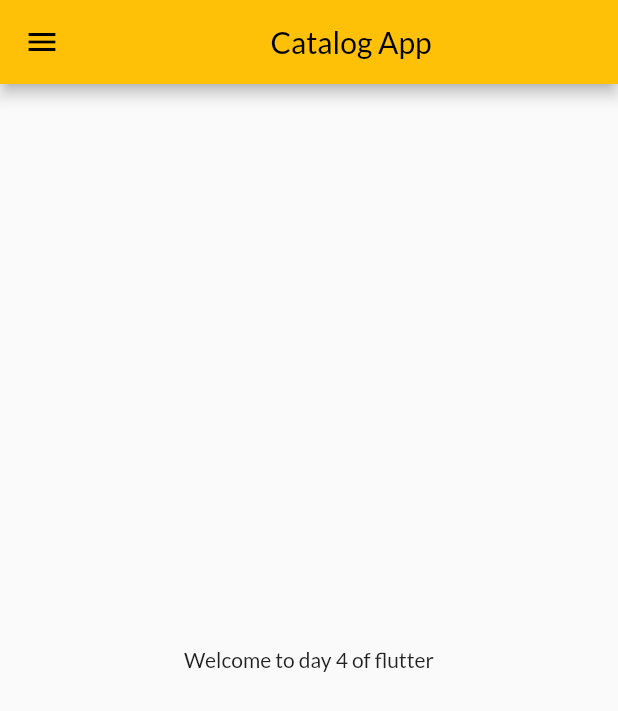
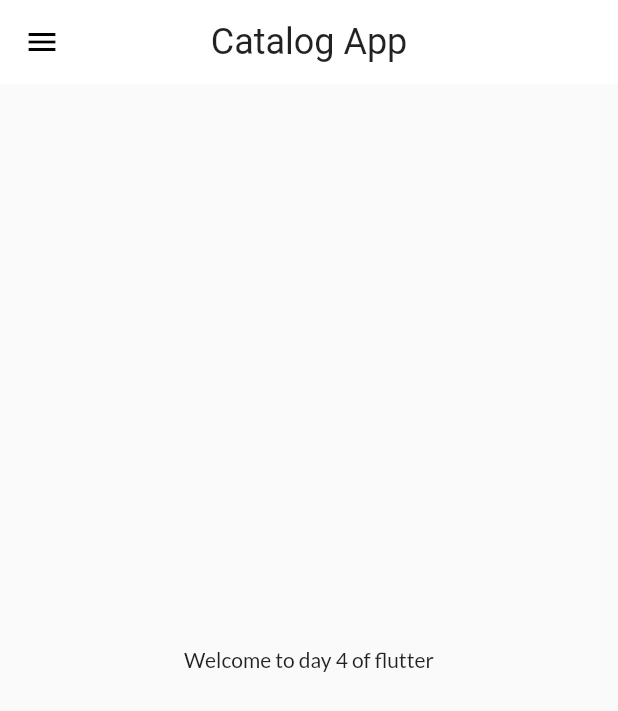
Before and after one commit to thetrickuser/flutter_catalog, a Flutter app: the screen it shows after launch, on a phone screen of 412 x 824 dp. Shown: the top 711 px of the screen. Run offline on Flutter 3.47's test engine with Material 2 defaults, Android fonts, the phone set to English and light mode, and no system bars; our stand-ins replace google_fonts.

Commit message:
Moved themes to its own file

```diff
--- a/lib/main.dart
+++ b/lib/main.dart
@@ -2,6 +2,7 @@ import 'package:flutter/material.dart';
 import 'package:flutter_catalog/pages/login_page.dart';
 import 'package:flutter_catalog/pages/home_page.dart';
 import 'package:flutter_catalog/utils/routes.dart';
+import 'package:flutter_catalog/widgets/themes.dart';
 import 'package:google_fonts/google_fonts.dart';
 
 void main(List<String> args) {
@@ -15,9 +16,7 @@ class MyApp extends StatelessWidget {
   Widget build(BuildContext context) {
     return MaterialApp(
       themeMode: ThemeMode.light,
-      theme: ThemeData(
-          primarySwatch: Colors.amber,
-          fontFamily: GoogleFonts.lato().fontFamily),
+      theme: MyTheme.lightTheme(context),
       initialRoute: MyRoutes.homeRoute,
       routes: {
         "/": (context) => LoginPage(),
--- a/lib/pages/home_page.dart
+++ b/lib/pages/home_page.dart
@@ -10,13 +10,11 @@ class HomePage extends StatelessWidget {
     const int day = 4;
     return Scaffold(
       appBar: AppBar(
-        title: const Center(
-            child: Text(
-          "Catalog App",
-          textDirection: TextDirection.ltr,
-          textAlign: TextAlign.center,
-        )),
-      ),
+          title: Text(
+        "Catalog App",
+        textDirection: TextDirection.ltr,
+        textAlign: TextAlign.center,
+      )),
       body: const Center(
           child: Text(
         "Welcome to day $day of flutter",
--- /dev/null
+++ b/lib/widgets/themes.dart
@@ -0,0 +1,18 @@
+import 'package:flutter/material.dart';
+import 'package:google_fonts/google_fonts.dart';
+
+class MyTheme {
+  static ThemeData lightTheme(BuildContext context) => ThemeData(
+      primarySwatch: Colors.amber,
+      fontFamily: GoogleFonts.lato().fontFamily,
+      appBarTheme: AppBarTheme(
+        color: Colors.white,
+        elevation: 0.0,
+        iconTheme: IconThemeData(color: Colors.black),
+        titleTextStyle: Theme.of(context).textTheme.headlineSmall,
+        centerTitle: true,
+      ));
+
+  static ThemeData darkTheme(BuildContext context) =>
+      ThemeData(brightness: Brightness.dark);
+}
```
